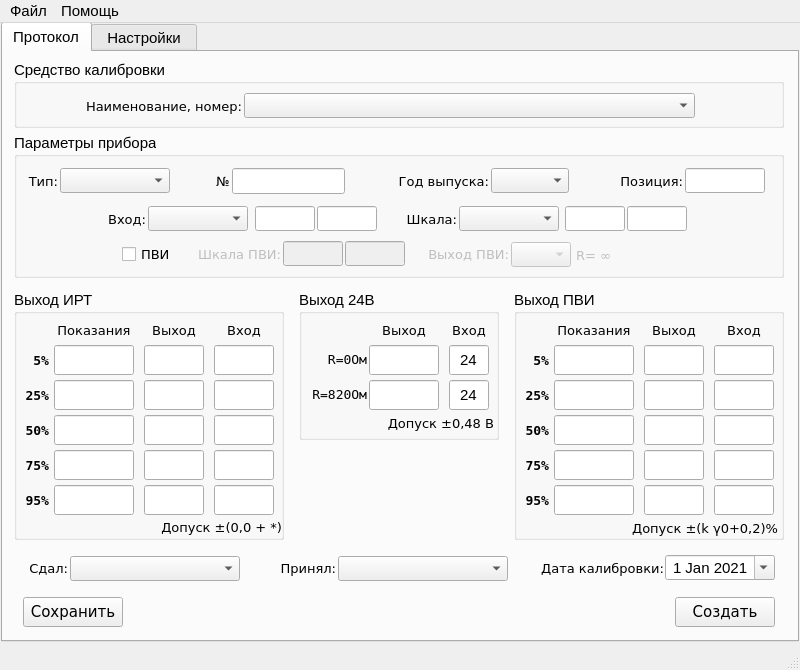
Qt form main.ui (asd192/CalibrationIRT59) before a commit.
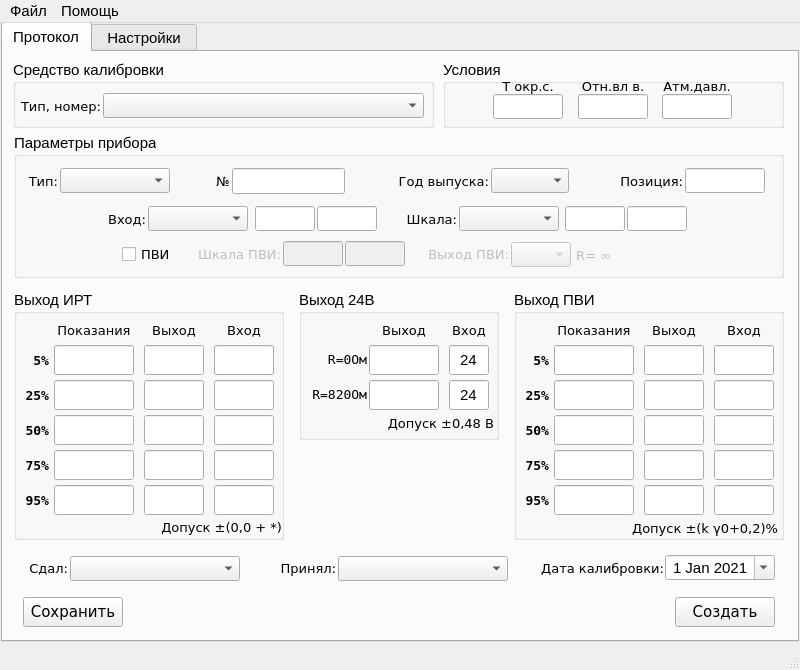
The same form after that commit.

What changed in the file:
```diff
--- a/main.ui
+++ b/main.ui
@@ -1861,9 +1861,9 @@
      <widget class="QGroupBox" name="groupBox_calibration">
       <property name="geometry">
        <rect>
-        <x>11</x>
+        <x>10</x>
         <y>8</y>
-        <width>770</width>
+        <width>421</width>
         <height>68</height>
        </rect>
       </property>
@@ -1882,9 +1882,9 @@
       <widget class="QLabel" name="label_calibr_name">
        <property name="geometry">
         <rect>
-         <x>68</x>
+         <x>8</x>
          <y>38</y>
-         <width>160</width>
+         <width>80</width>
          <height>16</height>
         </rect>
        </property>
@@ -1899,7 +1899,7 @@
         </font>
        </property>
        <property name="text">
-        <string>Наименование, номер:</string>
+        <string>Тип, номер:</string>
        </property>
        <property name="alignment">
         <set>Qt::AlignRight|Qt::AlignTrailing|Qt::AlignVCenter</set>
@@ -1911,9 +1911,9 @@
       <widget class="QComboBox" name="comboBox_calibr_name">
        <property name="geometry">
         <rect>
-         <x>230</x>
+         <x>90</x>
          <y>33</y>
-         <width>451</width>
+         <width>321</width>
          <height>25</height>
         </rect>
        </property>
@@ -2612,6 +2612,214 @@
        </rect>
       </property>
      </widget>
+     <widget class="QGroupBox" name="groupBox_environmental_conditions">
+      <property name="geometry">
+       <rect>
+        <x>440</x>
+        <y>8</y>
+        <width>341</width>
+        <height>68</height>
+       </rect>
+      </property>
+      <property name="autoFillBackground">
+       <bool>false</bool>
+      </property>
+      <property name="styleSheet">
+       <string notr="true"/>
+      </property>
+      <property name="inputMethodHints">
+       <set>Qt::ImhNone</set>
+      </property>
+      <property name="title">
+       <string>Условия</string>
+      </property>
+      <widget class="QLabel" name="label_t">
+       <property name="geometry">
+        <rect>
+         <x>45</x>
+         <y>18</y>
+         <width>80</width>
+         <height>16</height>
+        </rect>
+       </property>
+       <property name="font">
+        <font>
+         <family>DejaVu Sans</family>
+         <pointsize>10</pointsize>
+         <weight>50</weight>
+         <italic>false</italic>
+         <bold>false</bold>
+         <kerning>true</kerning>
+        </font>
+       </property>
+       <property name="text">
+        <string>Т окр.с.</string>
+       </property>
+       <property name="alignment">
+        <set>Qt::AlignCenter</set>
+       </property>
+       <property name="buddy">
+        <cstring>comboBox_calibr_name</cstring>
+       </property>
+      </widget>
+      <widget class="QLineEdit" name="lineEdit_t">
+       <property name="enabled">
+        <bool>true</bool>
+       </property>
+       <property name="geometry">
+        <rect>
+         <x>50</x>
+         <y>34</y>
+         <width>70</width>
+         <height>25</height>
+        </rect>
+       </property>
+       <property name="font">
+        <font>
+         <family>Segoe UI</family>
+         <pointsize>11</pointsize>
+         <weight>50</weight>
+         <bold>false</bold>
+        </font>
+       </property>
+       <property name="inputMethodHints">
+        <set>Qt::ImhNone</set>
+       </property>
+       <property name="text">
+        <string/>
+       </property>
+       <property name="maxLength">
+        <number>6</number>
+       </property>
+       <property name="readOnly">
+        <bool>false</bool>
+       </property>
+      </widget>
+      <widget class="QLabel" name="label_f">
+       <property name="geometry">
+        <rect>
+         <x>130</x>
+         <y>18</y>
+         <width>80</width>
+         <height>16</height>
+        </rect>
+       </property>
+       <property name="font">
+        <font>
+         <family>DejaVu Sans</family>
+         <pointsize>10</pointsize>
+         <weight>50</weight>
+         <italic>false</italic>
+         <bold>false</bold>
+         <kerning>true</kerning>
+        </font>
+       </property>
+       <property name="text">
+        <string>Отн.вл в.</string>
+       </property>
+       <property name="alignment">
+        <set>Qt::AlignCenter</set>
+       </property>
+       <property name="buddy">
+        <cstring>comboBox_calibr_name</cstring>
+       </property>
+      </widget>
+      <widget class="QLineEdit" name="lineEdit_f">
+       <property name="enabled">
+        <bool>true</bool>
+       </property>
+       <property name="geometry">
+        <rect>
+         <x>135</x>
+         <y>34</y>
+         <width>70</width>
+         <height>25</height>
+        </rect>
+       </property>
+       <property name="font">
+        <font>
+         <family>Segoe UI</family>
+         <pointsize>11</pointsize>
+         <weight>50</weight>
+         <bold>false</bold>
+        </font>
+       </property>
+       <property name="inputMethodHints">
+        <set>Qt::ImhNone</set>
+       </property>
+       <property name="text">
+        <string/>
+       </property>
+       <property name="maxLength">
+        <number>6</number>
+       </property>
+       <property name="readOnly">
+        <bool>false</bool>
+       </property>
+      </widget>
+      <widget class="QLabel" name="label_p">
+       <property name="geometry">
+        <rect>
+         <x>214</x>
+         <y>18</y>
+         <width>80</width>
+         <height>16</height>
+        </rect>
+       </property>
+       <property name="font">
+        <font>
+         <family>DejaVu Sans</family>
+         <pointsize>10</pointsize>
+         <weight>50</weight>
+         <italic>false</italic>
+         <bold>false</bold>
+         <kerning>true</kerning>
+        </font>
+       </property>
+       <property name="text">
+        <string>Атм.давл.</string>
+       </property>
+       <property name="alignment">
+        <set>Qt::AlignCenter</set>
+       </property>
+       <property name="buddy">
+        <cstring>comboBox_calibr_name</cstring>
+       </property>
+      </widget>
+      <widget class="QLineEdit" name="lineEdit_p">
+       <property name="enabled">
+        <bool>true</bool>
+       </property>
+       <property name="geometry">
+        <rect>
+         <x>219</x>
+         <y>34</y>
+         <width>70</width>
+         <height>25</height>
+        </rect>
+       </property>
+       <property name="font">
+        <font>
+         <family>Segoe UI</family>
+         <pointsize>11</pointsize>
+         <weight>50</weight>
+         <bold>false</bold>
+        </font>
+       </property>
+       <property name="inputMethodHints">
+        <set>Qt::ImhNone</set>
+       </property>
+       <property name="text">
+        <string/>
+       </property>
+       <property name="maxLength">
+        <number>6</number>
+       </property>
+       <property name="readOnly">
+        <bool>false</bool>
+       </property>
+      </widget>
+     </widget>
     </widget>
     <widget class="QWidget" name="tab_param">
      <attribute name="title">
```
Left out of the diff: 26 changed lines with no effect on the pictures.
